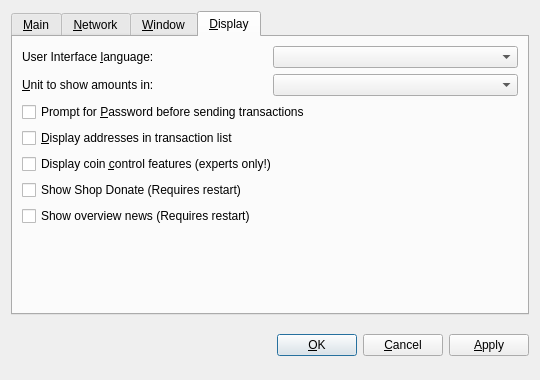
MintcoinCommunity/Mintcoin-Desktop-Wallet, file src/qt/forms/optionsdialog.ui: the form before one commit.
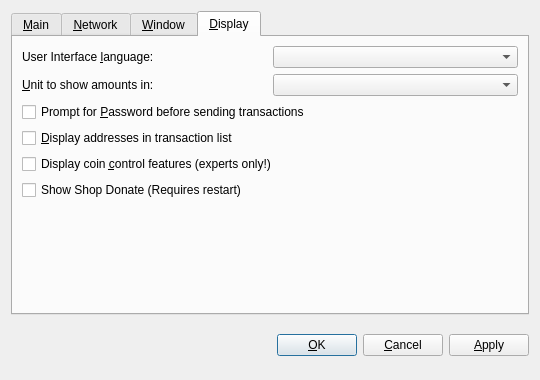
The form after the commit. The open tabs and pages were chosen to show the change. Custom widgets are drawn as their Qt base class.

Commit message: UI updates to support theme integration.

```diff
--- a/src/qt/forms/optionsdialog.ui
+++ b/src/qt/forms/optionsdialog.ui
@@ -367,13 +367,6 @@
          </property>
         </widget>
        </item>
-       <item>
-        <widget class="QCheckBox" name="showOverviewNews">
-         <property name="text">
-          <string>Show overview news (Requires restart)</string>
-         </property>
-        </widget>
-       </item>
        <item>
         <spacer name="verticalSpacer_Display">
          <property name="orientation">
```
The commit also changes 7 other files.
